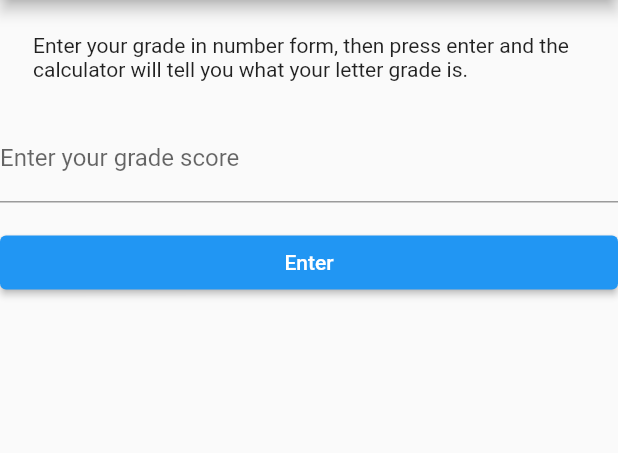
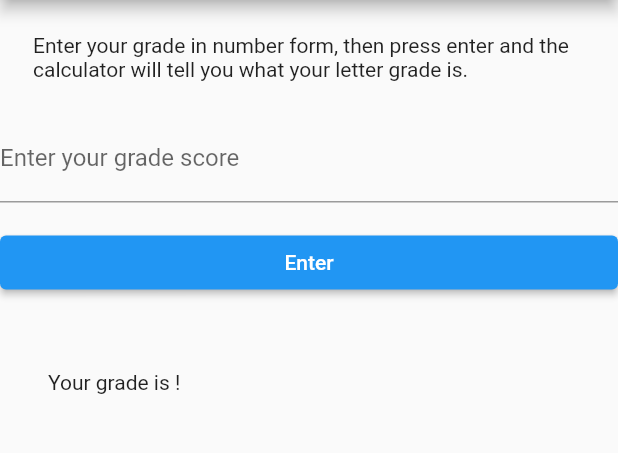
Before and after one commit to megawyatts/grade_tool_assignemnt, a Flutter app: the screen it shows after launch, on a phone screen of 412 x 824 dp, the part 84-537 px from its top. Run offline on Flutter 3.47's test engine with Material 2 defaults, Android fonts, the phone set to English and light mode, and no system bars.

Commit message:
UI Update

```diff
--- a/lib/main.dart
+++ b/lib/main.dart
@@ -1,6 +1,8 @@
 import 'package:flutter/material.dart';
+//import 'package:grade_tool_assignment/gradeCalculator.dart';
 
 void main() {
+  //var calculator = GradeCalculator();  //Struggling to implement this in the button COME BACK TO THIS
   runApp(const MyApp());
 }
 
@@ -26,6 +28,11 @@ class MyApp extends StatelessWidget {
     Widget textEnterForm = TextFormField(
       decoration: const InputDecoration(labelText: 'Enter your grade score'),
     );
+    Widget outputForm = Container(
+        padding: const EdgeInsets.all(32),
+        child: Text('Your grade is !')); //NOT A CONSTANT THIS NEEDS TO CHANGE
+
+    //Find a way to reveal this container after the button is pressed.
     return MaterialApp(
       title: 'Grade Tool',
       home: Scaffold(
@@ -37,6 +44,7 @@ class MyApp extends StatelessWidget {
             textSection,
             textEnterForm,
             enterButton,
+            outputForm,
           ],
         ),
       ),
```
